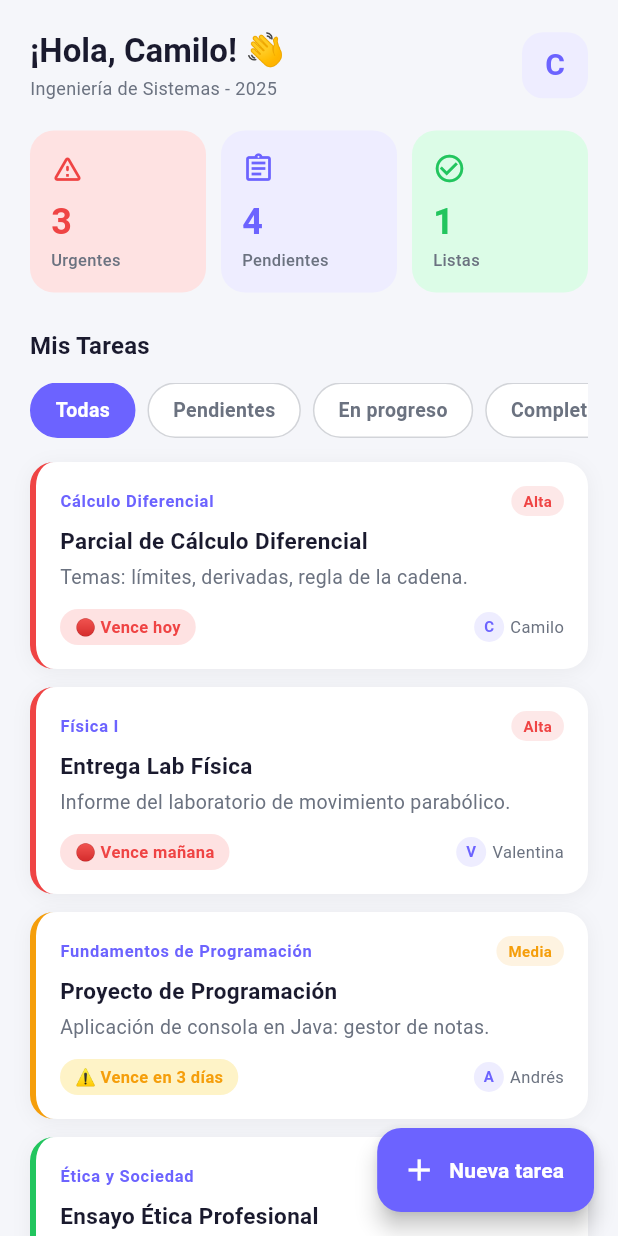
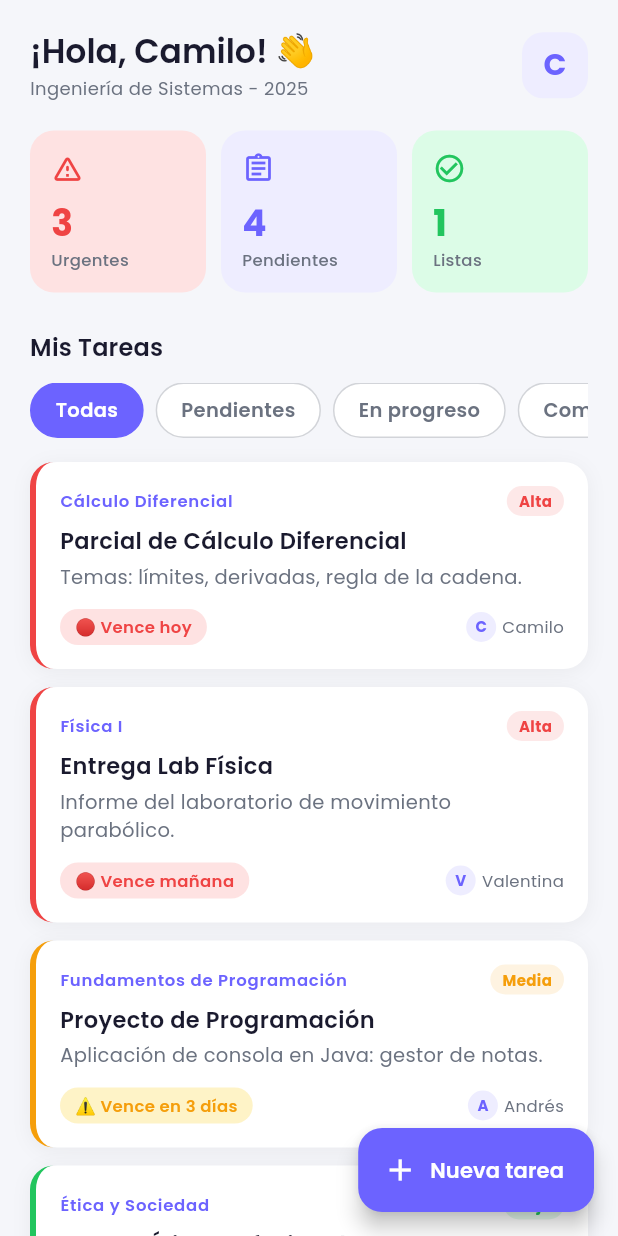
Before and after one commit to camilo822/StudentFlow, a Flutter app: the screen it shows after launch, on a phone screen of 412 x 824 dp. Run offline on Flutter 3.47's test engine with Material 3 defaults, Android fonts, the phone set to English and light mode, and no system bars; our stand-ins replace google_fonts.

Commit message:
se actalizo el codigo para poder usar google fonts

```diff
--- a/lib/core/theme/app_theme.dart
+++ b/lib/core/theme/app_theme.dart
@@ -1,5 +1,6 @@
 import 'package:flutter/material.dart';
 import '../constants/app_colors.dart';
+import 'package:google_fonts/google_fonts.dart';
 
 class AppTheme {
   AppTheme._();
@@ -13,19 +14,21 @@ class AppTheme {
         surface: AppColors.surface,
       ),
       scaffoldBackgroundColor: AppColors.background,
-      fontFamily: 'Poppins',
-      appBarTheme: const AppBarTheme(
+
+      fontFamily: GoogleFonts.poppins().fontFamily,
+
+      appBarTheme: AppBarTheme( // <-- SE QUITO EL 'const' AQUÍ
         backgroundColor: AppColors.background,
         elevation: 0,
         scrolledUnderElevation: 0,
-        titleTextStyle: TextStyle(
-          fontFamily: 'Poppins',
+        titleTextStyle: GoogleFonts.poppins( // <-- SE USO GoogleFonts.poppins() directamente
           fontWeight: FontWeight.w600,
           fontSize: 20,
           color: AppColors.textPrimary,
         ),
-        iconTheme: IconThemeData(color: AppColors.textPrimary),
+        iconTheme: const IconThemeData(color: AppColors.textPrimary),
       ),
+
       cardTheme: CardThemeData(
         color: AppColors.surface,
         elevation: 0,
@@ -33,31 +36,27 @@ class AppTheme {
           borderRadius: BorderRadius.circular(16),
         ),
       ),
-      textTheme: const TextTheme(
-        displayLarge: TextStyle(
-          fontFamily: 'Poppins',
+
+      textTheme: TextTheme( // <-- SE QUITO EL 'const' AQUÍ
+        displayLarge: GoogleFonts.poppins( // <-- SE CAMBIO TextStyle por GoogleFonts.poppins
           fontWeight: FontWeight.w700,
           color: AppColors.textPrimary,
         ),
-        titleLarge: TextStyle(
-          fontFamily: 'Poppins',
+        titleLarge: GoogleFonts.poppins(
           fontWeight: FontWeight.w600,
           fontSize: 18,
           color: AppColors.textPrimary,
         ),
-        titleMedium: TextStyle(
-          fontFamily: 'Poppins',
+        titleMedium: GoogleFonts.poppins(
           fontWeight: FontWeight.w600,
           fontSize: 16,
           color: AppColors.textPrimary,
         ),
-        bodyMedium: TextStyle(
-          fontFamily: 'Poppins',
+        bodyMedium: GoogleFonts.poppins(
           fontSize: 14,
           color: AppColors.textSecondary,
         ),
-        bodySmall: TextStyle(
-          fontFamily: 'Poppins',
+        bodySmall: GoogleFonts.poppins(
           fontSize: 12,
           color: AppColors.textSecondary,
         ),
@@ -74,19 +73,21 @@ class AppTheme {
         surface: AppColors.surfaceDark,
       ),
       scaffoldBackgroundColor: AppColors.backgroundDark,
-      fontFamily: 'Poppins',
-      appBarTheme: const AppBarTheme(
+
+      fontFamily: GoogleFonts.poppins().fontFamily,
+
+      appBarTheme: AppBarTheme( // <-- SE QUITO EL 'const'
         backgroundColor: AppColors.backgroundDark,
         elevation: 0,
         scrolledUnderElevation: 0,
-        titleTextStyle: TextStyle(
-          fontFamily: 'Poppins',
+        titleTextStyle: GoogleFonts.poppins( // <-- SE USO GoogleFonts
           fontWeight: FontWeight.w600,
           fontSize: 20,
           color: AppColors.textPrimaryDark,
         ),
-        iconTheme: IconThemeData(color: AppColors.textPrimaryDark),
+        iconTheme: const IconThemeData(color: AppColors.textPrimaryDark),
       ),
+
       cardTheme: CardThemeData(
         color: AppColors.surfaceDark,
         elevation: 0,
```
